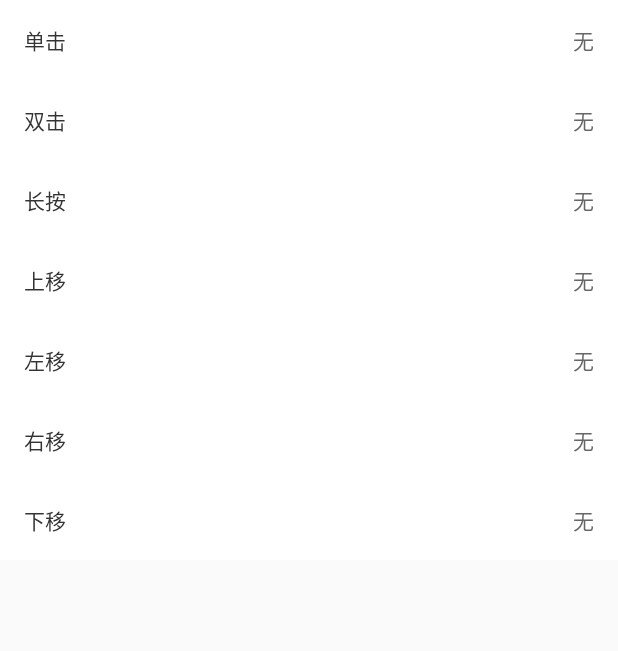
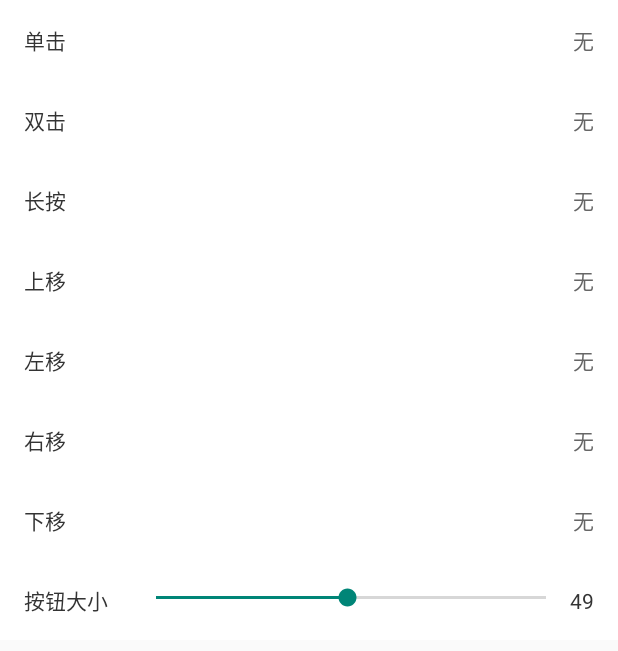
Before and after one commit to m15089256281/YaoTouch, an Android app: the screen it shows after launch (MainActivity), on a phone screen of 412 x 824 dp. Shown: the top 651 px of the screen. Run offline under Robolectric (Android 15) with nearby library versions, the phone set to English and light mode, and no system bars.

Commit message:
可调整大小

```diff
--- a/app/src/main/java/com/yao/yaotouch/MainActivity.java
+++ b/app/src/main/java/com/yao/yaotouch/MainActivity.java
@@ -1,10 +1,13 @@
 package com.yao.yaotouch;
 
 import android.content.Context;
+import android.content.SharedPreferences;
 import android.os.Bundle;
 import android.support.v7.app.AppCompatActivity;
 import android.support.v7.widget.LinearLayoutManager;
 import android.support.v7.widget.RecyclerView;
+import android.widget.SeekBar;
+import android.widget.TextView;
 
 import java.io.BufferedReader;
 import java.io.InputStreamReader;
@@ -15,11 +18,13 @@ import static com.yao.yaotouch.ConfigurationUtil.settingList;
 import static com.yao.yaotouch.ConfigurationUtil.sponsorActions;
 
 
-public class MainActivity extends AppCompatActivity {
+public class MainActivity extends AppCompatActivity implements SeekBar.OnSeekBarChangeListener {
 
     RecyclerView recyclerView;
     Context context = this;
     SettingAdapter adapter;
+    SeekBar seekBar;
+    TextView sizeTv;
 
 
     @Override
@@ -36,6 +41,12 @@ public class MainActivity extends AppCompatActivity {
         recyclerView = (RecyclerView) findViewById(R.id.recycler_view);
         recyclerView.setLayoutManager(new LinearLayoutManager(context));
         recyclerView.setAdapter(adapter);
+
+        seekBar = (SeekBar) findViewById(R.id.seek_bar);
+        seekBar.setProgress(TouchService.size);
+        seekBar.setOnSeekBarChangeListener(this);
+        sizeTv = (TextView) findViewById(R.id.tv_size);
+        sizeTv.setText(TouchService.size + "");
 
         if (settingList.size() == 0) {
             for (Action action : responseActions) {
@@ -77,4 +88,22 @@ public class MainActivity extends AppCompatActivity {
     }
 
 
+    @Override
+    public void onProgressChanged(SeekBar seekBar, int progress, boolean fromUser) {
+        TouchService.size = progress;
+        SharedPreferences sharedPreferences = getSharedPreferences("Configuration", Context.MODE_PRIVATE);
+        sharedPreferences.edit().putInt("size", progress).commit();
+        sizeTv.setText(progress + "");
+        TouchService.refreshSize();
+    }
+
+    @Override
+    public void onStartTrackingTouch(SeekBar seekBar) {
+
+    }
+
+    @Override
+    public void onStopTrackingTouch(SeekBar seekBar) {
+
+    }
 }
--- a/app/src/main/java/com/yao/yaotouch/YaoTouchApp.java
+++ b/app/src/main/java/com/yao/yaotouch/YaoTouchApp.java
@@ -14,6 +14,7 @@ public class YaoTouchApp extends Application {
         super.onCreate();
         application = this;
         ConfigurationUtil.readConfiguration();
+        TouchService.size = getSharedPreferences("Configuration", MODE_PRIVATE).getInt("size", 49);
     }
 
     public static YaoTouchApp getApplication() {
--- a/app/src/main/res/drawable/round_white.xml
+++ b/app/src/main/res/drawable/round_white.xml
@@ -6,7 +6,7 @@
     <solid android:color="#1a000000"/>
 
     <stroke
-        android:width="4dp"
+        android:width="2dp"
         android:color="#fff"/>
 
 </shape>
--- a/app/src/main/res/layout/activity_main.xml
+++ b/app/src/main/res/layout/activity_main.xml
@@ -8,8 +8,48 @@
     <android.support.v7.widget.RecyclerView
         android:id="@+id/recycler_view"
         android:layout_width="match_parent"
-        android:layout_height="match_parent"
+        android:layout_height="wrap_content"
         android:scrollbars="none"/>
+
+    <LinearLayout
+        android:layout_width="match_parent"
+        android:layout_height="wrap_content"
+        android:background="@drawable/bg_white_press"
+        android:orientation="vertical">
+
+        <LinearLayout
+            android:layout_width="match_parent"
+            android:layout_height="wrap_content"
+            android:orientation="horizontal"
+            android:padding="16dp">
+
+
+            <TextView
+                android:layout_width="wrap_content"
+                android:layout_height="wrap_content"
+                android:text="按钮大小"
+                android:textColor="@color/font_black"
+                android:textSize="14sp"/>
+
+            <SeekBar
+                android:id="@+id/seek_bar"
+                style="@style/Base.Widget.AppCompat.SeekBar"
+                android:layout_width="0dp"
+                android:layout_height="wrap_content"
+                android:layout_marginLeft="16dp"
+                android:layout_weight="1"
+                android:max="100"/>
+
+            <TextView
+                android:id="@+id/tv_size"
+                android:layout_width="wrap_content"
+                android:layout_height="wrap_content"
+                android:text="0"
+                android:textColor="@color/font_black"
+                android:textSize="14sp"/>
+        </LinearLayout>
+
+    </LinearLayout>
 
 
 </LinearLayout>
```
Also changed, not shown: app/src/main/java/com/yao/yaotouch/AnimationUtil.java (added, +42 -0 lines), app/src/main/java/com/yao/yaotouch/ConfigurationUtil.java (+11 -0 lines), app/src/main/java/com/yao/yaotouch/TouchService.java (+22 -5 lines), app/src/main/res/layout/touch_layout.xml (+5 -4 lines), app/src/main/res/drawable/rainbow.png.
